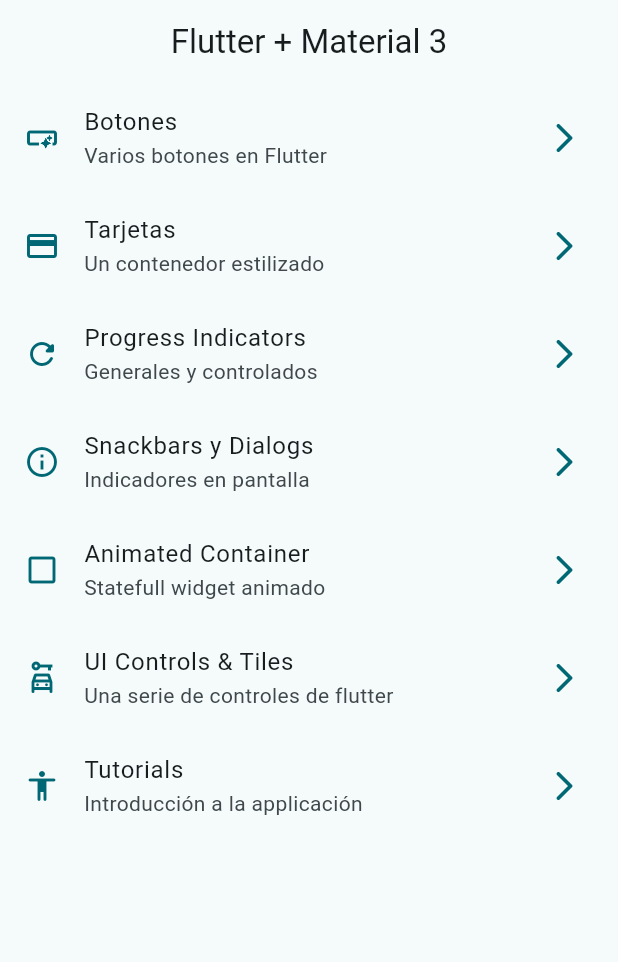
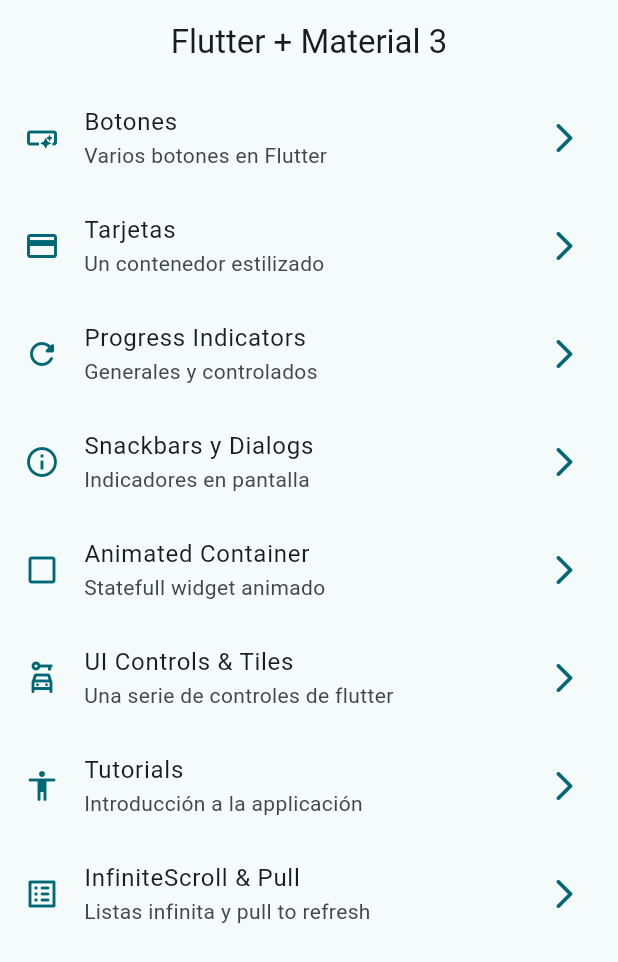
Before and after one commit to AJMG-95/widgets_app, a Flutter app: the screen it shows after launch, on a phone screen of 412 x 824 dp. Shown: the top 962 px of the screen. Run offline on Flutter 3.47's test engine with Material 3 defaults, Android fonts, the phone set to English and light mode, and no system bars; our stand-ins replace animate_do, go_router.

Commit message:
feat(infinite_scroll_screen): create a ListView.builder with FadeInImage also implements MediaQuery.removePadding

```diff
--- a/lib/config/menu/menu_item.dart
+++ b/lib/config/menu/menu_item.dart
@@ -50,4 +50,9 @@ const appMenuIntems = <MenuItem>[
       subtitle: 'Introducción a la applicación',
       link: '/tutorial',
       icon: Icons.accessibility_rounded),
+  MenuItem(
+      title: 'InfiniteScroll & Pull',
+      subtitle: 'Listas infinita y pull to refresh',
+      link: '/infinite',
+      icon: Icons.list_alt_rounded),
 ];
--- a/lib/config/router/app_router.dart
+++ b/lib/config/router/app_router.dart
@@ -45,5 +45,10 @@ final appRouter = GoRouter(
       name: AppTutorialScreen.name,
       builder: (context, state) => const AppTutorialScreen(),
     ),
+    GoRoute(
+      path: '/infinite',
+      name: InfiniteScrollScreen.name,
+      builder: (context, state) => const InfiniteScrollScreen(),
+    ),
   ],
 );
--- a/lib/presentation/screens/app_tutorial/app_tutorial_screen.dart
+++ b/lib/presentation/screens/app_tutorial/app_tutorial_screen.dart
@@ -117,7 +117,7 @@ class _AppTutorialScreenState extends State<AppTutorialScreen> {
                   child: FadeInRight(
                     //* El from le inica que solo se mueva x unidades
                     from: 15,
-                    delay: const Duration(milliseconds: 700),
+                    delay: const Duration(milliseconds: 500),
                     child: FilledButton(
                       onPressed: () => context.pop(),
                       child: const Text('Comenzar'),
```
Also changed, not shown: lib/presentation/screens/infinite_scroll/infinite_scroll_screen.dart (+50 -2 lines).
